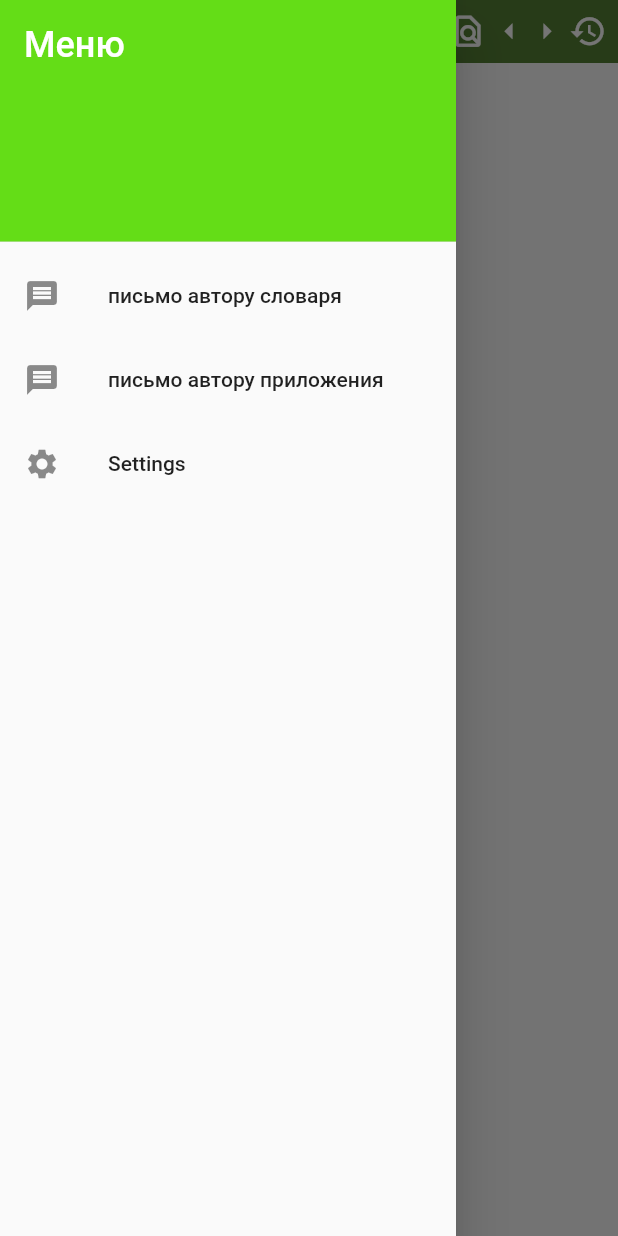
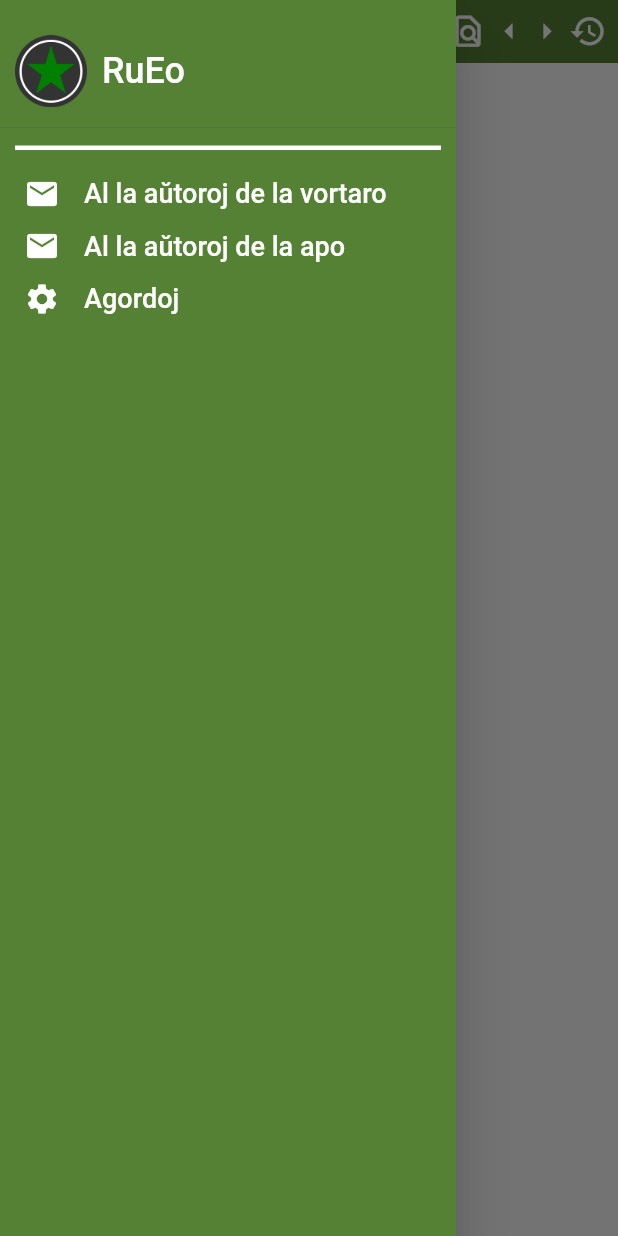
Before and after one commit to SSKumk/RuEo-v2, a Flutter app: the screen it shows after launch, after a tap on the "menu" icon, on a phone screen of 412 x 824 dp. Run offline on Flutter 3.47's test engine with Material 2 defaults, Android fonts, the phone set to English and light mode, and no system bars; our stand-ins replace flutter_html, get_it, shared_preferences; missing offline and left inert: enum_to_string.

Commit message:
Доделал левый дройер. Надо делать экран настроек

```diff
--- a/lib/hint_widget.dart
+++ b/lib/hint_widget.dart
@@ -53,7 +53,7 @@ class HintViewState extends State<HintView> {
                               decoration: BoxDecoration(
                                 border: Border(
                                   bottom: BorderSide(
-                                    color: Settings.colorForHints,
+                                    color: GetIt.I<Settings>().colorForHints,
                                     width: 2.0,
                                   ),
                                 ),
--- a/lib/leftBar.dart
+++ b/lib/leftBar.dart
@@ -1,65 +1,108 @@
-// выдвижное меню слева
 import 'package:flutter/material.dart';
+import 'package:get_it/get_it.dart';
+import 'package:rueo/main.dart';
+
+import 'package:rueo/model.dart';
+import 'package:rueo/settings.dart';
+import 'package:rueo/localization.dart';
 
 // Press the Navigation Drawer button to the left of AppBar to show
-class LeftNavDrawer extends StatelessWidget {
-
+class LeftDrawer extends StatelessWidget {
   @override
   Widget build(BuildContext context) {
-    return
-      Drawer(
-        child: ListView(
-          padding: EdgeInsets.zero,
-          children: const <Widget>[
-            DrawerHeader(
-              decoration: BoxDecoration(
-                color: Color(0xFF64DD17),
-              ),
-              child: Text(
-                'Меню',
-                style: TextStyle(
-                  color: Colors.white,
-                  fontSize: 24,
+    return Drawer(
+      child: Container(
+        color: GetIt.I<Settings>().primaryColor,
+        child: Column(
+          children: [
+            SizedBox(height: 10),
+            SizedBox(
+              height: 75.0,
+              child: DrawerHeader(
+                decoration:
+                    BoxDecoration(color: GetIt.I<Settings>().primaryColor),
+                margin: EdgeInsets.all(0.0),
+                padding: EdgeInsets.all(0.0),
+                child: Expanded(
+                  child: Row(
+                    children: [
+                      SizedBox(width: 10),
+                      Image.asset("asset/esperanto_star.png", width: 48),
+                      SizedBox(width: 10),
+                      Text("RuEo",
+                          style: TextStyle(color: Colors.white, fontSize: 24)),
+                    ],
+                  ),
                 ),
               ),
             ),
-            ListTile(
-              leading: Icon(Icons.message),
-              title: Text('письмо автору словаря'),
-              hoverColor: Colors.white60,
-              // onTap: () {
-              //   // change app state...
-              //   //Navigator.pop(context); // close the drawer
-              // },
+            SizedBox(height: 11),
+            Divider(
+              height: 5.0,
+              thickness: 3.0,
+              color: Colors.white,
+              indent: 10.0,
+              endIndent: 10.0,
             ),
-            ListTile(
-              leading: Icon(Icons.message),
-              title: Text('письмо автору приложения'),
-              hoverColor: Colors.white60,
-              // onTap: () {
-              //   // change app state...
-              //   //Navigator.pop(context); // close the drawer
-              // },
-            ),
-            ListTile(
-              leading: Icon(Icons.settings),
-              title: Text('Settings'),
-              hoverColor: Colors.white60,
-              // onTap: () {
-              //   // change app state...
-              //   //Navigator.pop(context); // close the drawer
-              // },
+            Expanded(
+              child: SingleChildScrollView(
+                child: Column(
+                  children: <Widget>[
+                    Container(
+                      height: 35.0,
+                      child: constructWithLanguage(
+                        Messages.mailAboutVocabulary,
+                        (mess) => ListTile(
+                          leading: Icon(
+                            Icons.mail,
+                            color: Colors.white,
+                          ),
+                          minLeadingWidth: 10,
+                          title: Text(mess,
+                              style: TextStyle(
+                                  fontSize: 18.0, color: Colors.white)),
+                        ),
+                      ),
+                    ),
+                    Container(
+                      height: 35.0,
+                      child: constructWithLanguage(
+                        Messages.mailAboutApp,
+                        (mess) => ListTile(
+                          leading: Icon(
+                            Icons.mail,
+                            color: Colors.white,
+                          ),
+                          minLeadingWidth: 10,
+                          title: Text(mess,
+                              style: TextStyle(
+                                  fontSize: 18.0, color: Colors.white)),
+                        ),
+                      ),
+                    ),
+                    Container(
+                      height: 35.0,
+                      child: constructWithLanguage(
+                        Messages.settings,
+                        (mess) => ListTile(
+                          leading: Icon(
+                            Icons.settings,
+                            color: Colors.white,
+                          ),
+                          minLeadingWidth: 10,
+                          title: Text(mess,
+                              style: TextStyle(
+                                  fontSize: 18.0, color: Colors.white)),
+                        ),
+                      ),
+                    ),
+                  ],
+                ),
+              ),
             ),
           ],
         ),
-      );
+      ),
+    );
   }
-/*ListTile(
-  leading: Icon(Icons.change_history),
-  title: Text('Change history'),
-  onTap: () {
-    // change app state...
-    Navigator.pop(context); // close the drawer
-    },
-   );*/
 }
--- a/lib/localization.dart
+++ b/lib/localization.dart
@@ -15,7 +15,9 @@ enum Messages {
   noArticle, // No article is loaded
   articleLoadError, // Error during loading the article
   strangeStateOfArticleLoad, // just what it is
-
+  mailAboutVocabulary, // A mail to the authors of the vocabulary
+  mailAboutApp, // A mail to the authors of the application
+  settings, // Settings
 }
 
 Map<Languages, Map<Messages, String>> messages = {
@@ -29,6 +31,9 @@ Map<Languages, Map<Messages, String>> messages = {
     Messages.noArticle: "Статья не загружена",
     Messages.articleLoadError: "Ошибка загрузки статьи",
     Messages.strangeStateOfArticleLoad: "Неверное состояние закрузки статьи",
+    Messages.mailAboutVocabulary: "Авторам словаря",
+    Messages.mailAboutApp: "Авторам приложения",
+    Messages.settings: "Настройки",
   },
 //
   Languages.eo: {
@@ -42,6 +47,9 @@ Map<Languages, Map<Messages, String>> messages = {
     Messages.articleLoadError: "Eraro dum alŝutado de artikolo",
     Messages.strangeStateOfArticleLoad:
         "Malĝusta stato dum alŝutado de artikolo",
+    Messages.mailAboutVocabulary: "Al la aŭtoroj de la vortaro",
+    Messages.mailAboutApp: "Al la aŭtoroj de la apo",
+    Messages.settings: "Agordoj",
   },
 //
   Languages.en: {
@@ -53,5 +61,8 @@ Map<Languages, Map<Messages, String>> messages = {
     Messages.noArticle: "No article",
     Messages.articleLoadError: "Error loading article",
     Messages.strangeStateOfArticleLoad: "Bad state of loading article",
+    Messages.mailAboutVocabulary: "To the authots of the vocabulary",
+    Messages.mailAboutApp: "To the authots of the program",
+    Messages.settings: "Settings",
   },
 };
--- a/lib/main.dart
+++ b/lib/main.dart
@@ -26,7 +26,7 @@ void main() async {
     MaterialApp(
       debugShowCheckedModeBanner: false, // скрываем надпись debug
       theme: ThemeData(
-        primaryColor: Settings.primaryColor,
+        primaryColor: GetIt.I<Settings>().primaryColor,
       ),
       home: HomePage(),
     ),
@@ -65,8 +65,8 @@ class _HomePageState extends State<HomePage> {
   Widget build(BuildContext context) {
     return Scaffold(
         key: _key,
-        drawer: LeftNavDrawer(),
-        endDrawer: RDrawer(),
+        drawer: LeftDrawer(),
+        endDrawer: RightDrawer(),
         body: Column(children: [
           head(),
           viewPanel(),
@@ -101,7 +101,7 @@ class _HomePageState extends State<HomePage> {
   Widget head() {
     return Container(
       decoration: BoxDecoration(
-        color: Settings.primaryColor,
+        color: GetIt.I<Settings>().primaryColor,
       ),
       child: SafeArea(
         child: Padding(
--- a/lib/model.dart
+++ b/lib/model.dart
@@ -69,13 +69,13 @@ class Model {
   void fetchHints() {
     if (_state != AppState.emptyString) {
       http
-          .get(Uri.parse(Settings.url + '?ajax&term=' + _curString))
+          .get(Uri.parse(GetIt.I<Settings>().url + '?ajax&term=' + _curString))
           .then(hintsGot);
     }
   }
 
   void fetchArticle() {
-    http.get(Uri.parse(Settings.url + _curString)).then(articleGot);
+    http.get(Uri.parse(GetIt.I<Settings>().url + _curString)).then(articleGot);
   }
 
   FutureOr<dynamic> hintsGot(http.Response resp) {
--- a/lib/rightBar.dart
+++ b/lib/rightBar.dart
@@ -2,15 +2,15 @@
 
 import 'package:flutter/material.dart';
 
-class RDrawer extends StatefulWidget {
-  RDrawer({Key? key}) : super(key: key);
+class RightDrawer extends StatefulWidget {
+  RightDrawer({Key? key}) : super(key: key);
 
   @override
-  RDrawerState createState() => RDrawerState();
+  RightDrawerState createState() => RightDrawerState();
 }
 
 // Press the Navigation Drawer button to the left of AppBar to show
-class RDrawerState extends State<RDrawer> {
+class RightDrawerState extends State<RightDrawer> {
   double rating = 0.0;
 
   @override
@@ -75,8 +75,7 @@ class RDrawerState extends State<RDrawer> {
         //   divisions: 5,
         // ),
       ],
-      )
-    );
+    ));
   }
 
   Widget buildMenuItem({
--- a/lib/settings.dart
+++ b/lib/settings.dart
@@ -15,14 +15,14 @@ class SettingsPack {
 }
 
 class Settings {
-  static final Color primaryColor = Color(0xFF548134);
-  static final Color colorForHints = Color(0x13548134);
+  Color primaryColor = Color(0xFF548134);
+  Color colorForHints = Color(0x13548134);
 
-  static final String url = 'https://old.rueo.ru/sercxo/';
+  String url = 'https://old.rueo.ru/sercxo/';
 
   late SharedPreferences _prefs;
 
-  static final SettingsPack defaultSettings = SettingsPack(Languages.en);
+  static final SettingsPack defaultSettings = SettingsPack(Languages.eo);
 
   late SettingsPack _curSettings;
 
@@ -53,8 +53,6 @@ class Settings {
     Languages? lang =
         temp == null ? null : EnumToString.fromString(Languages.values, temp);
 
-    lang = Languages.en; // !!!!!!!!!!!!!
-
     if (temp == null || lang == null) {
       lang = Settings.defaultSettings.curLang;
       await prefs.setString(_langData, EnumToString.convertToString(lang));
```
Also changed, not shown: pubspec.yaml (+2 -65 lines), 1 other file. Lines whose indentation alone changed are shown as unchanged.
